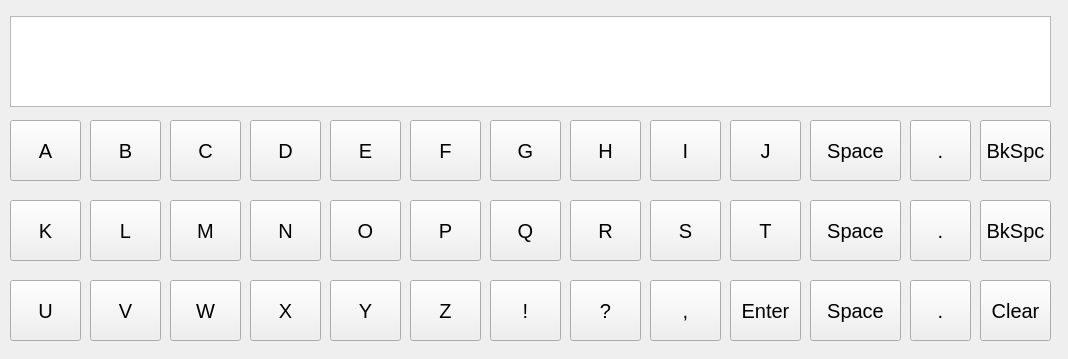
Above: src/typewriter.ui from morio/KinectACI before the change. Below: the same form after it.
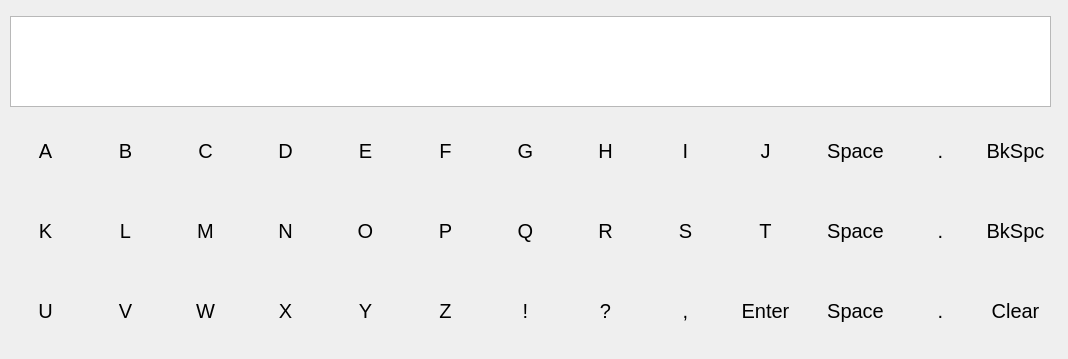
That is the form after the change.

Commit message:
Got basic typewriter control via kinect data working
Was able to connect the typewriter class with the keyboard class
resulting in basic control over the typewriter. TODO: get timed
typewriter movement, get text to speech working.

What changed in the file:
```diff
--- a/src/typewriter.ui
+++ b/src/typewriter.ui
@@ -36,6 +36,9 @@
    <property name="text">
     <string>A</string>
    </property>
+   <property name="flat">
+    <bool>true</bool>
+   </property>
   </widget>
   <widget class="QPushButton" name="pushButton_B">
    <property name="geometry">
@@ -54,6 +57,9 @@
    <property name="text">
     <string>B</string>
    </property>
+   <property name="flat">
+    <bool>true</bool>
+   </property>
   </widget>
   <widget class="QPushButton" name="pushButton_C">
    <property name="geometry">
@@ -72,6 +78,9 @@
    <property name="text">
     <string>C</string>
    </property>
+   <property name="flat">
+    <bool>true</bool>
+   </property>
   </widget>
   <widget class="QPushButton" name="pushButton_D">
    <property name="geometry">
@@ -90,6 +99,9 @@
    <property name="text">
     <string>D</string>
    </property>
+   <property name="flat">
+    <bool>true</bool>
+   </property>
   </widget>
   <widget class="QPushButton" name="pushButton_E">
    <property name="geometry">
@@ -108,6 +120,9 @@
    <property name="text">
     <string>E</string>
    </property>
+   <property name="flat">
+    <bool>true</bool>
+   </property>
   </widget>
   <widget class="QPushButton" name="pushButton_F">
    <property name="geometry">
@@ -126,6 +141,9 @@
    <property name="text">
     <string>F</string>
    </property>
+   <property name="flat">
+    <bool>true</bool>
+   </property>
   </widget>
   <widget class="QPushButton" name="pushButton_G">
    <property name="geometry">
@@ -144,6 +162,9 @@
    <property name="text">
     <string>G</string>
    </property>
+   <property name="flat">
+    <bool>true</bool>
+   </property>
   </widget>
   <widget class="QPushButton" name="pushButton_H">
    <property name="geometry">
@@ -162,6 +183,9 @@
    <property name="text">
     <string>H</string>
    </property>
+   <property name="flat">
+    <bool>true</bool>
+   </property>
   </widget>
   <widget class="QPushButton" name="pushButton_I">
    <property name="geometry">
@@ -180,6 +204,9 @@
    <property name="text">
     <string>I</string>
    </property>
+   <property name="flat">
+    <bool>true</bool>
+   </property>
   </widget>
   <widget class="QPushButton" name="pushButton_J">
    <property name="geometry">
@@ -198,6 +225,9 @@
    <property name="text">
     <string>J</string>
    </property>
+   <property name="flat">
+    <bool>true</bool>
+   </property>
   </widget>
   <widget class="QPushButton" name="pushButton_L">
    <property name="geometry">
@@ -216,6 +246,9 @@
    <property name="text">
     <string>L</string>
    </property>
+   <property name="flat">
+    <bool>true</bool>
+   </property>
   </widget>
   <widget class="QPushButton" name="pushButton_S">
    <property name="geometry">
@@ -234,6 +267,9 @@
    <property name="text">
     <string>S</string>
    </property>
+   <property name="flat">
+    <bool>true</bool>
+   </property>
   </widget>
   <widget class="QPushButton" name="pushButton_M">
    <property name="geometry">
@@ -252,6 +288,9 @@
    <property name="text">
     <string>M</string>
    </property>
+   <property name="flat">
+    <bool>true</bool>
+   </property>
   </widget>
   <widget class="QPushButton" name="pushButton_P">
    <property name="geometry">
@@ -270,6 +309,9 @@
    <property name="text">
     <string>P</string>
    </property>
+   <property name="flat">
+    <bool>true</bool>
+   </property>
   </widget>
   <widget class="QPushButton" name="pushButton_K">
    <property name="geometry">
@@ -288,6 +330,9 @@
    <property name="text">
     <string>K</string>
    </property>
+   <property name="flat">
+    <bool>true</bool>
+   </property>
   </widget>
   <widget class="QPushButton" name="pushButton_O">
    <property name="geometry">
@@ -306,6 +351,9 @@
    <property name="text">
     <string>O</string>
    </property>
+   <property name="flat">
+    <bool>true</bool>
+   </property>
   </widget>
   <widget class="QPushButton" name="pushButton_Q">
    <property name="geometry">
@@ -324,6 +372,9 @@
    <property name="text">
     <string>Q</string>
    </property>
+   <property name="flat">
+    <bool>true</bool>
+   </property>
   </widget>
   <widget class="QPushButton" name="pushButton_T">
    <property name="geometry">
@@ -342,6 +393,9 @@
    <property name="text">
     <string>T</string>
    </property>
+   <property name="flat">
+    <bool>true</bool>
+   </property>
   </widget>
   <widget class="QPushButton" name="pushButton_R">
    <property name="geometry">
@@ -360,6 +414,9 @@
    <property name="text">
     <string>R</string>
    </property>
+   <property name="flat">
+    <bool>true</bool>
+   </property>
   </widget>
   <widget class="QPushButton" name="pushButton_N">
    <property name="geometry">
@@ -378,6 +435,9 @@
    <property name="text">
     <string>N</string>
    </property>
+   <property name="flat">
+    <bool>true</bool>
+   </property>
   </widget>
   <widget class="QPushButton" name="pushButton_V">
    <property name="geometry">
@@ -396,6 +456,9 @@
    <property name="text">
     <string>V</string>
    </property>
+   <property name="flat">
+    <bool>true</bool>
+   </property>
   </widget>
   <widget class="QPushButton" name="pushButton_QuestionMark">
    <property name="geometry">
@@ -414,6 +477,9 @@
    <property name="text">
     <string>?</string>
    </property>
+   <property name="flat">
+    <bool>true</bool>
+   </property>
   </widget>
   <widget class="QPushButton" name="pushButton_W">
    <property name="geometry">
@@ -432,6 +498,9 @@
    <property name="text">
     <string>W</string>
    </property>
+   <property name="flat">
+    <bool>true</bool>
+   </property>
   </widget>
   <widget class="QPushButton" name="pushButton_Z">
    <property name="geometry">
@@ -450,6 +519,9 @@
    <property name="text">
     <string>Z</string>
    </property>
+   <property name="flat">
+    <bool>true</bool>
+   </property>
   </widget>
   <widget class="QPushButton" name="pushButton_U">
    <property name="geometry">
@@ -468,6 +540,9 @@
    <property name="text">
     <string>U</string>
    </property>
+   <property name="flat">
+    <bool>true</bool>
+   </property>
   </widget>
   <widget class="QPushButton" name="pushButton_Y">
    <property name="geometry">
@@ -486,6 +561,9 @@
    <property name="text">
     <string>Y</string>
    </property>
+   <property name="flat">
+    <bool>true</bool>
+   </property>
   </widget>
   <widget class="QPushButton" name="pushButton_Comma">
    <property name="geometry">
@@ -504,6 +582,9 @@
    <property name="text">
     <string>,</string>
    </property>
+   <property name="flat">
+    <bool>true</bool>
+   </property>
   </widget>
   <widget class="QPushButton" name="pushButton_Exclamation">
    <property name="geometry">
@@ -522,6 +603,9 @@
    <property name="text">
     <string>!</string>
    </property>
+   <property name="flat">
+    <bool>true</bool>
+   </property>
   </widget>
   <widget class="QPushButton" name="pushButton_X">
    <property name="geometry">
@@ -540,6 +624,9 @@
    <property name="text">
     <string>X</string>
    </property>
+   <property name="flat">
+    <bool>true</bool>
+   </property>
   </widget>
   <widget class="QPushButton" name="pushButton_Space1">
    <property name="geometry">
@@ -558,6 +645,9 @@
    <property name="text">
     <string>Space</string>
    </property>
+   <property name="flat">
+    <bool>true</bool>
+   </property>
   </widget>
   <widget class="QPushButton" name="pushButton_Space2">
    <property name="geometry">
@@ -576,6 +666,9 @@
    <property name="text">
     <string>Space</string>
    </property>
+   <property name="flat">
+    <bool>true</bool>
+   </property>
   </widget>
   <widget class="QPushButton" name="pushButton_Space3">
    <property name="geometry">
@@ -594,6 +687,9 @@
    <property name="text">
     <string>Space</string>
    </property>
+   <property name="flat">
+    <bool>true</bool>
+   </property>
   </widget>
   <widget class="QPlainTextEdit" name="plainTextEdit">
    <property name="enabled">
@@ -636,6 +732,9 @@
    <property name="text">
     <string>.</string>
    </property>
+   <property name="flat">
+    <bool>true</bool>
+   </property>
   </widget>
   <widget class="QPushButton" name="pushButton_Period2">
    <property name="geometry">
@@ -654,6 +753,9 @@
    <property name="text">
     <string>.</string>
    </property>
+   <property name="flat">
+    <bool>true</bool>
+   </property>
   </widget>
   <widget class="QPushButton" name="pushButton_Period3">
    <property name="geometry">
@@ -672,6 +774,9 @@
    <property name="text">
     <string>.</string>
    </property>
+   <property name="flat">
+    <bool>true</bool>
+   </property>
   </widget>
   <widget class="QPushButton" name="pushButton_Enter">
    <property name="geometry">
@@ -690,6 +795,9 @@
    <property name="text">
     <string>Enter</string>
    </property>
+   <property name="flat">
+    <bool>true</bool>
+   </property>
   </widget>
   <widget class="QPushButton" name="pushButton_Backspace2">
    <property name="geometry">
@@ -708,6 +816,9 @@
    <property name="text">
     <string>BkSpc</string>
    </property>
+   <property name="flat">
+    <bool>true</bool>
+   </property>
   </widget>
   <widget class="QPushButton" name="pushButton_Clear">
    <property name="geometry">
@@ -726,6 +837,9 @@
    <property name="text">
     <string>Clear</string>
    </property>
+   <property name="flat">
+    <bool>true</bool>
+   </property>
   </widget>
   <widget class="QPushButton" name="pushButton_Backspace1">
    <property name="geometry">
@@ -744,6 +858,9 @@
    <property name="text">
     <string>BkSpc</string>
    </property>
+   <property name="flat">
+    <bool>true</bool>
+   </property>
   </widget>
  </widget>
  <tabstops>
```
The commit also changes 2 other files.
